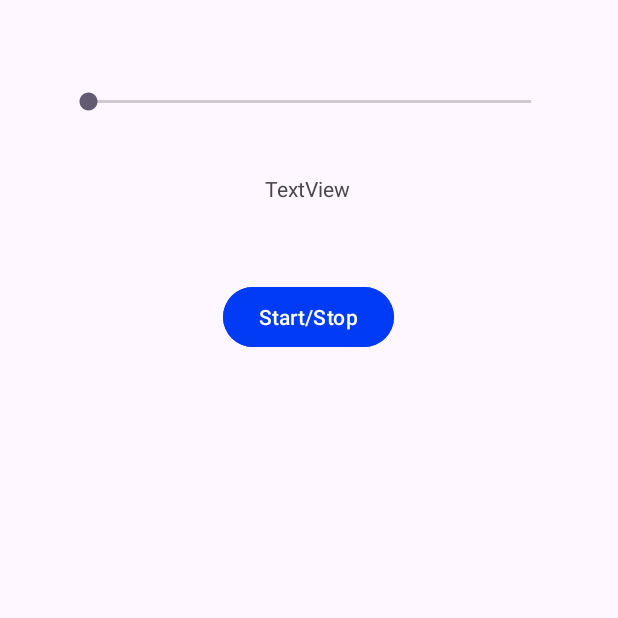
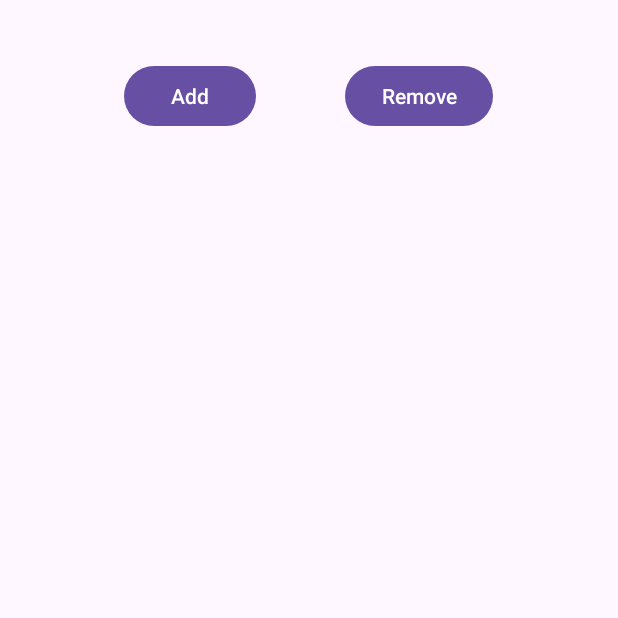
Before and after one commit to simonzweers/practicemanager, an Android app: the screen it shows after launch (MainActivity), on a phone screen of 412 x 824 dp, the top half of it. Run offline under Robolectric (Android 15) with nearby library versions, the phone set to English and light mode, and no system bars.

Commit message:
Changed app idea to practice routine scheduler

```diff
--- a/app/src/main/java/com/simon/metronome/MainActivity.java
+++ b/app/src/main/java/com/simon/metronome/MainActivity.java
@@ -3,53 +3,33 @@ package com.simon.metronome;
 import androidx.appcompat.app.AppCompatActivity;
 
 import android.os.Bundle;
+import android.util.Log;
 import android.widget.Button;
-import android.widget.SeekBar;
-import android.widget.TextView;
 
 public class MainActivity extends AppCompatActivity {
-    MetronomeContext metronome;
-    Button startStopButton;
+    public static String BUTTON_PRESS_TAG;
 
     @Override
     protected void onCreate(Bundle savedInstanceState) {
         super.onCreate(savedInstanceState);
         setContentView(R.layout.activity_main);
-        TextView metronomeMark = findViewById(R.id.textView);
-        SeekBar speedSlider = findViewById(R.id.seekBar);
-        metronome = new MetronomeContext(getApplicationContext());
-        metronome.startMetronome();
-        startStopButton = findViewById(R.id.start_stop_button);
-        speedSlider.setOnSeekBarChangeListener(new SeekBar.OnSeekBarChangeListener() {
-            @Override
-            public void onProgressChanged(SeekBar seekBar, int i, boolean b) {
-                int value = speedSlider.getProgress();
-                metronomeMark.setText("Value of slider: " + value);
-                metronome.setBpm(value);
-            }
-            @Override
-            public void onStartTrackingTouch(SeekBar seekBar) {}
-            @Override
-            public void onStopTrackingTouch(SeekBar seekBar) {}
+        Button addButton = (Button) findViewById(R.id.button_add);
+        Button removeButton = (Button) findViewById(R.id.button_remove);
+        addButton.setOnClickListener(view -> {
+            Log.i(BUTTON_PRESS_TAG, "Add Button Pressed");
         });
-        startStopButton.setOnClickListener(view -> {
-            if (metronome.getMetronomeOn()) {
-                metronome.stopMetronome();
-            } else {
-                metronome.startMetronome();
-            }
+        removeButton.setOnClickListener(view -> {
+            Log.i(BUTTON_PRESS_TAG, "Remove button pressed");
         });
     }
 
     @Override
     protected void onStop() {
         super.onStop();
-        metronome.stopMetronome();
     }
 
     @Override
     protected void onRestart() {
         super.onRestart();
-        metronome.startMetronome();
     }
 }
--- a/app/src/main/java/com/simon/metronome/MetronomeContext.java
+++ /dev/null
@@ -1,49 +0,0 @@
-package com.simon.metronome;
-import android.content.Context;
-import android.media.MediaPlayer;
-import android.os.Handler;
-
-public class MetronomeContext {
-    private Context context;
-    private int bpm = 60;
-    private MediaPlayer mediaPlayer;
-    private Handler handler = new Handler();
-    private boolean playNext = true;
-
-    private Runnable playTickSound = new Runnable() {
-        @Override
-        public void run() {
-            mediaPlayer.seekTo(0);
-            mediaPlayer.start();
-            if (playNext) {
-                handler.postDelayed(this, getIntervalMillis(bpm));
-            }
-        }
-    };
-
-    public MetronomeContext(Context appContext) {
-        this.context = appContext;
-        mediaPlayer = MediaPlayer.create(appContext, R.raw.metronome);
-    }
-
-    public void startMetronome() {
-        if (!playNext) playNext = true;
-        handler.postDelayed(playTickSound, getIntervalMillis(bpm));
-    }
-
-    public void stopMetronome() {
-        playNext = false;
-    }
-
-    public void setBpm(int bpm) {
-        this.bpm = bpm;
-    }
-
-    public boolean getMetronomeOn() {
-        return this.playNext;
-    }
-
-    private int getIntervalMillis(int bpm) {
-        return Math.round(60000f / bpm);
-    }
-}
--- a/app/src/main/res/layout/activity_main.xml
+++ b/app/src/main/res/layout/activity_main.xml
@@ -6,40 +6,25 @@
     android:layout_height="match_parent"
     tools:context=".MainActivity">
 
-    <SeekBar
-        android:id="@+id/seekBar"
-        android:layout_width="327dp"
-        android:layout_height="24dp"
-        android:layout_marginTop="56dp"
-        android:max="200"
-        android:min="30"
+    <Button
+        android:id="@+id/button_add"
+        android:layout_width="wrap_content"
+        android:layout_height="wrap_content"
+        android:layout_marginTop="40dp"
+        android:text="Add"
         app:layout_constraintEnd_toEndOf="parent"
+        app:layout_constraintHorizontal_bias="0.256"
         app:layout_constraintStart_toStartOf="parent"
         app:layout_constraintTop_toTopOf="parent" />
 
-    <TextView
-        android:id="@+id/textView"
+    <Button
+        android:id="@+id/button_remove"
         android:layout_width="wrap_content"
         android:layout_height="wrap_content"
-        android:layout_marginTop="36dp"
-        android:backgroundTint="#920000"
-        android:text="TextView"
+        android:layout_marginTop="40dp"
+        android:text="Remove"
         app:layout_constraintEnd_toEndOf="parent"
-        app:layout_constraintHorizontal_bias="0.498"
+        app:layout_constraintHorizontal_bias="0.733"
         app:layout_constraintStart_toStartOf="parent"
-        app:layout_constraintTop_toBottomOf="@+id/seekBar" />
-
-    <Button
-        android:id="@+id/start_stop_button"
-        android:layout_width="wrap_content"
-        android:layout_height="wrap_content"
-        android:layout_marginTop="52dp"
-        android:backgroundTint="#023BF6"
-        android:text="Start/Stop"
-        app:layout_constraintBottom_toBottomOf="parent"
-        app:layout_constraintEnd_toEndOf="parent"
-        app:layout_constraintHorizontal_bias="0.498"
-        app:layout_constraintStart_toStartOf="parent"
-        app:layout_constraintTop_toBottomOf="@+id/textView"
-        app:layout_constraintVertical_bias="0.0" />
+        app:layout_constraintTop_toTopOf="parent" />
 </androidx.constraintlayout.widget.ConstraintLayout>
```
Also changed, not shown: app/src/main/java/com/simon/metronome/TickingThread.java (deleted, +0 -45 lines).
